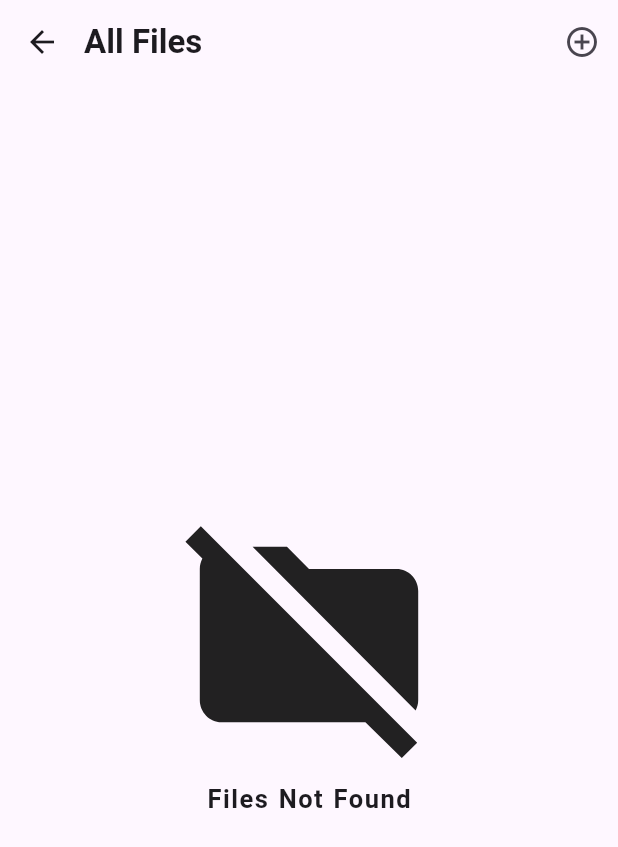
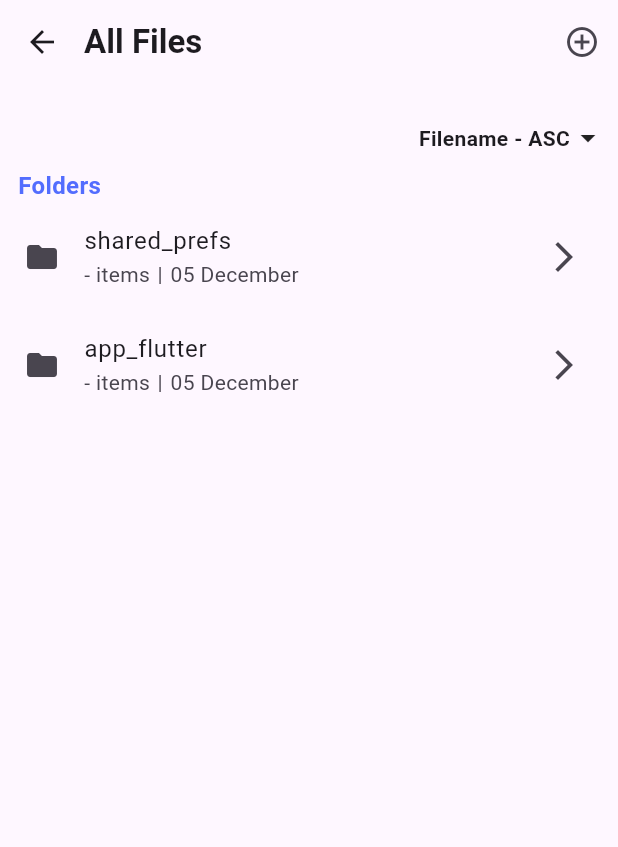
Before and after one commit to ChiragBhatiwal2001/file-manager, a Flutter app: the FileExplorerScreen screen opened directly with empty values, on a phone screen of 412 x 824 dp. Shown: the top 847 px of the screen. Run offline on Flutter 3.47's test engine with Material 3 defaults, Android fonts, the phone set to English and light mode, and no system bars; our stand-ins replace open_filex, permission_handler, shared_preferences; missing offline and left inert: external_path; accounts and stored records are empty.

```diff
--- a/lib/Screens/file_explorer_screen.dart
+++ b/lib/Screens/file_explorer_screen.dart
@@ -1,4 +1,6 @@
 import 'dart:io';
+import 'package:file_manager/Utils/shared_preference.dart';
+import 'package:file_manager/Widgets/filter_popup_menu_widget.dart';
 import 'package:open_filex/open_filex.dart';
 import 'package:file_manager/Helpers/add_folder_dialog.dart';
 import 'package:file_manager/Helpers/rename_dialog.dart';
@@ -27,19 +29,33 @@ class _FileExplorerScreenState extends State<FileExplorerScreen> {
   final _newFolderTextController = TextEditingController();
   bool isSelected = false;
   bool _isLoading = false;
+  String filterItem = "name-asc";
+  bool _haveFilter = false;
   Set<String> selectedPath = {};
 
   @override
   void initState() {
     super.initState();
-    currentPath = widget.path;
-    _loadContent(currentPath);
+    _loadFilterPreference();
   }
 
   @override
   void dispose() {
     super.dispose();
     _newFolderTextController.dispose();
+  }
+
+  Future<void> _loadFilterPreference() async {
+    await SharedPrefsService.instance.init();
+    final savedFilter = SharedPrefsService.instance.getString("sort_filter");
+    if (savedFilter != null) {
+      setState(() {
+        filterItem = savedFilter;
+        _haveFilter = true;
+      });
+    }
+    currentPath = widget.path;
+    _loadContent(currentPath);
   }
 
   void _loadContent(String path) async {
@@ -52,6 +68,7 @@ class _FileExplorerScreenState extends State<FileExplorerScreen> {
         currentPath = path;
         folderData = data.whereType<Directory>().toList();
         fileData = data.whereType<File>().toList();
+        _haveFilter ? _sortFileAndFolder() : null;
         _isLoading = false;
       });
     } catch (e) {
@@ -122,6 +139,42 @@ class _FileExplorerScreenState extends State<FileExplorerScreen> {
     );
   }
 
+  void _sortFileAndFolder() {
+    switch (filterItem) {
+      case "name-asc":
+        folderData.sort(
+          (a, b) => a.path.toLowerCase().compareTo(b.path.toLowerCase()),
+        );
+        fileData.sort(
+          (a, b) => a.path.toLowerCase().compareTo(b.path.toLowerCase()),
+        );
+        break;
+      case "name-desc":
+        folderData.sort(
+          (a, b) => b.path.toLowerCase().compareTo(a.path.toLowerCase()),
+        );
+        fileData.sort(
+          (a, b) => b.path.toLowerCase().compareTo(a.path.toLowerCase()),
+        );
+        break;
+      case "size":
+        fileData.sort((a, b) {
+          final aSize = File(a.path).lengthSync();
+          final bSize = File(b.path).lengthSync();
+          return bSize.compareTo(aSize); // Largest file first
+        });
+        break;
+    }
+  }
+
+  void _filterChanged(String value) async {
+    setState(() {
+      filterItem = value;
+      _sortFileAndFolder();
+    });
+    await SharedPrefsService.instance.setString("sort_filter", value);
+  }
+
   @override
   Widget build(BuildContext context) {
     String currentFolderName = currentPath == widget.path
@@ -139,6 +192,31 @@ class _FileExplorerScreenState extends State<FileExplorerScreen> {
           onPressed: () {
             _goBackToParentPath();
           },
+        ),
+        bottom: PreferredSize(
+          preferredSize: Size.fromHeight(48.0),
+          child: Column(
+            children: [
+              BreadcrumbWidget(
+                path: currentPath,
+                loadContent: (path) {
+                  _navigateToFolder(path);
+                },
+              ),
+              Row(
+                children: [
+                  Spacer(),
+                  Padding(
+                    padding: const EdgeInsets.only(right: 8.0),
+                    child: FilterPopupMenuWidget(
+                      filterValue: filterItem,
+                      onChanged: _filterChanged,
+                    ),
+                  ),
+                ],
+              ),
+            ],
+          ),
         ),
         actions: [
           PopupMenuWidget(
@@ -165,12 +243,6 @@ class _FileExplorerScreenState extends State<FileExplorerScreen> {
           : Column(
               mainAxisAlignment: MainAxisAlignment.center,
               children: [
-                BreadcrumbWidget(
-                  path: currentPath,
-                  loadContent: (path) {
-                    _navigateToFolder(path);
-                  },
-                ),
                 if (folderData.isEmpty && fileData.isEmpty) ...[
                   Expanded(
                     child: Center(
--- /dev/null
+++ b/lib/Utils/shared_preference.dart
@@ -0,0 +1,19 @@
+import 'package:shared_preferences/shared_preferences.dart';
+
+class SharedPrefsService {
+  static final SharedPrefsService _instance = SharedPrefsService._internal();
+  late SharedPreferences _prefs;
+
+  SharedPrefsService._internal();
+
+  static SharedPrefsService get instance => _instance;
+
+  Future<void> init() async {
+    _prefs = await SharedPreferences.getInstance();
+  }
+
+  // Example getter/setter
+  String? getString(String key) => _prefs.getString(key);
+
+  Future<bool> setString(String key, String value) => _prefs.setString(key, value);
+}
--- /dev/null
+++ b/lib/Widgets/filter_popup_menu_widget.dart
@@ -0,0 +1,38 @@
+import 'package:flutter/material.dart';
+
+class FilterPopupMenuWidget extends StatelessWidget {
+  FilterPopupMenuWidget({
+    super.key,
+    required this.filterValue,
+    required this.onChanged,
+  });
+
+  final String filterValue;
+  final Function(String value) onChanged;
+
+  final Map<String, String> items = {
+    "name-asc": "Filename - ASC",
+    "name-desc": "Filename - DESC",
+    "size": "Size",
+  };
+
+  @override
+  Widget build(BuildContext context) {
+    return PopupMenuButton<String>(
+      onSelected: onChanged,
+      itemBuilder: (context) => items.entries
+          .map((e) => PopupMenuItem<String>(value: e.key, child: Text(e.value)))
+          .toList(),
+      child: Row(
+        mainAxisSize: MainAxisSize.min,
+        children: [
+          Text(
+            items[filterValue]!,
+            style: TextStyle(fontWeight: FontWeight.bold),
+          ),
+          const Icon(Icons.arrow_drop_down),
+        ],
+      ),
+    );
+  }
+}
--- a/lib/Widgets/list_widget.dart
+++ b/lib/Widgets/list_widget.dart
@@ -91,7 +91,7 @@ class _ListWidgetState extends State<ListWidget> {
               padding: const EdgeInsets.only(right: 8.0),
               child: Row(
                 children: [
-                  Text("$filesCount items"),
+                  Text("${filesCount ?? "-"} items"),
                   SizedBox(width: 5,),
                   Text("|"),
                   SizedBox(width: 5,),
--- a/pubspec.yaml
+++ b/pubspec.yaml
@@ -37,6 +37,7 @@ dependencies:
   permission_handler: ^12.0.0+1
   external_path: ^2.2.0
   open_filex: ^4.0.2
+  shared_preferences:
 
 
 dev_dependencies:
```
Also changed, not shown: pubspec.lock.
